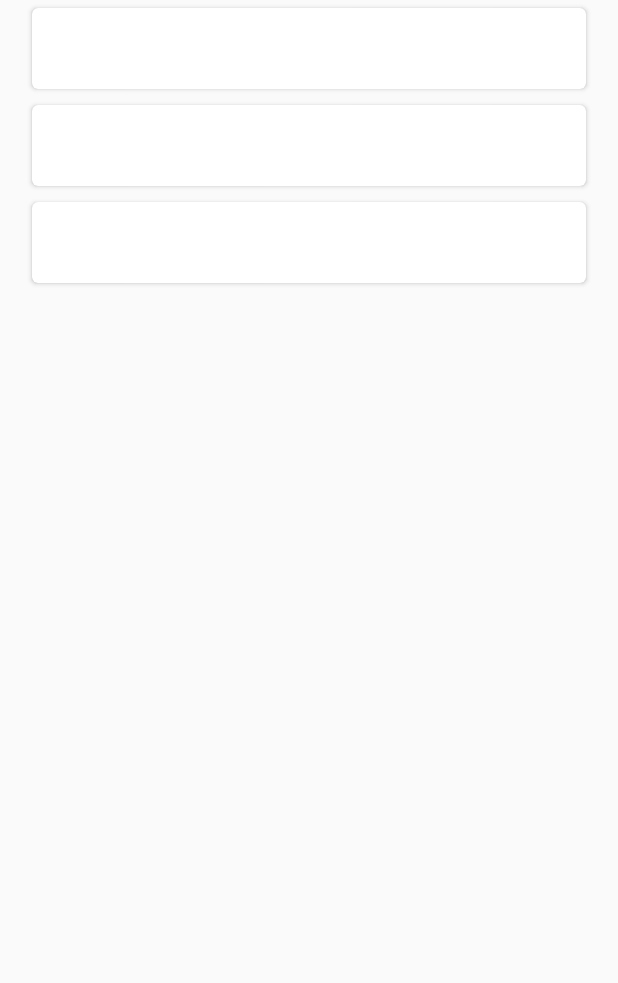
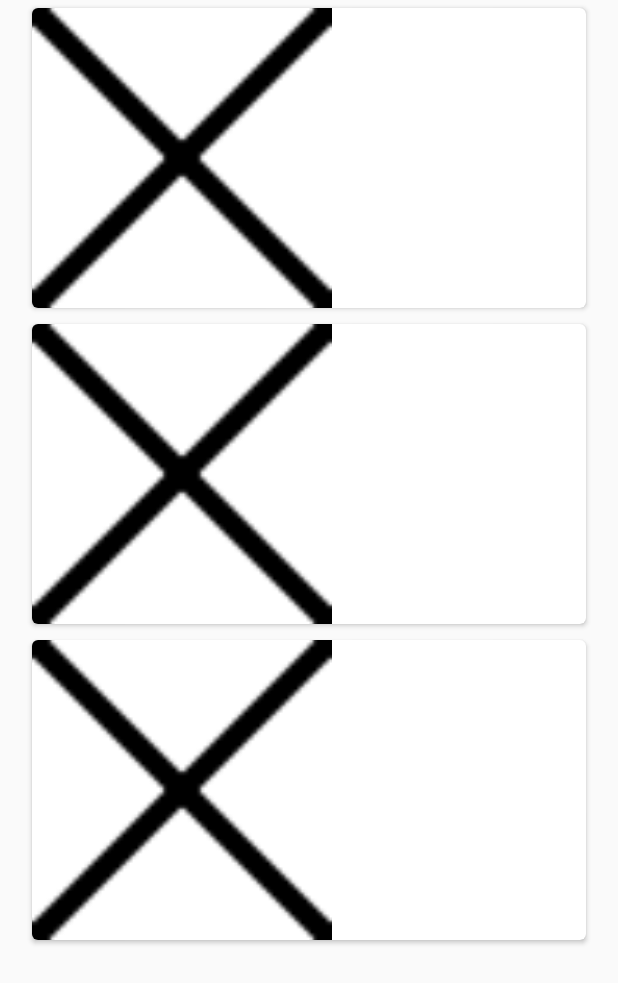
Before and after one commit to MrGuill666/BlackSwanAndroidTestApp, an Android app: the layout fragment_item_list.xml on its own in the app's theme, with its tools: preview values and no code run, on a phone screen of 412 x 824 dp. Shown: the top 983 px of the screen. Run offline under Robolectric (Android 15) with nearby library versions, the phone set to English and light mode, and no system bars.

Commit message:
Working images.

```diff
--- a/app/src/main/res/layout/fragment_item.xml
+++ b/app/src/main/res/layout/fragment_item.xml
@@ -1,20 +1,36 @@
 <?xml version="1.0" encoding="utf-8"?>
-<android.support.v7.widget.CardView
+<android.support.v7.widget.CardView xmlns:android="http://schemas.android.com/apk/res/android"
     xmlns:card_view="http://schemas.android.com/apk/res-auto"
-    xmlns:android="http://schemas.android.com/apk/res/android"
     android:id="@+id/card_view"
     android:layout_width="match_parent"
     android:layout_height="wrap_content"
-    card_view:cardCornerRadius="4dp"
-    android:layout_margin="5dp">
+    android:layout_margin="5dp"
+    card_view:cardCornerRadius="4dp">
+
+    <LinearLayout xmlns:android="http://schemas.android.com/apk/res/android"
+        android:layout_width="match_parent"
+        android:layout_height="200dp"
+        android:orientation="horizontal"
+
+        >
+
+        <ImageView
+            android:id="@+id/image"
+            android:layout_width="200dp"
+            android:adjustViewBounds="true"
+            android:layout_height="match_parent"
+            android:src="@drawable/not_found"
+            />
     <LinearLayout xmlns:android="http://schemas.android.com/apk/res/android"
         android:layout_width="wrap_content"
         android:layout_height="wrap_content"
-    android:orientation="horizontal">
+        android:orientation="vertical"
 
+        >
         <TextView
             android:id="@+id/id"
             android:layout_width="wrap_content"
+
             android:layout_height="wrap_content"
             android:layout_margin="@dimen/text_margin"
             android:textAppearance="?attr/textAppearanceListItem" />
@@ -26,4 +42,5 @@
             android:layout_margin="@dimen/text_margin"
             android:textAppearance="?attr/textAppearanceListItem" />
     </LinearLayout>
+    </LinearLayout>
 </android.support.v7.widget.CardView>
--- a/app/src/main/res/values/strings.xml
+++ b/app/src/main/res/values/strings.xml
@@ -8,6 +8,7 @@
     <string name="url_movies_popular">http://api.themoviedb.org/3/movie/popular</string>
     <string name="url_tv_popular">http://api.themoviedb.org/3/tv/popular</string>
     <string name="url_people_popular">http://api.themoviedb.org/3/person/popular</string>
+    <string name="url_posters">http://image.tmdb.org/t/p/original</string>
     <string name="api_key">0a08e38b874d0aa2d426ffc04357069d</string>
 
     <!-- TODO: Remove or change this placeholder text -->
```
Also changed, not shown: app/src/main/java/hu/gergelyszaz/blackswanandroidtestapp/DownloadImageTask.java (added, +38 -0 lines), app/src/main/java/hu/gergelyszaz/blackswanandroidtestapp/Movie.java (+12 -1 lines), app/src/main/java/hu/gergelyszaz/blackswanandroidtestapp/MyItemRecyclerViewAdapter.java (+11 -3 lines), app/src/main/res/drawable/not_found.png (added). Lines whose indentation alone changed are shown as unchanged.
